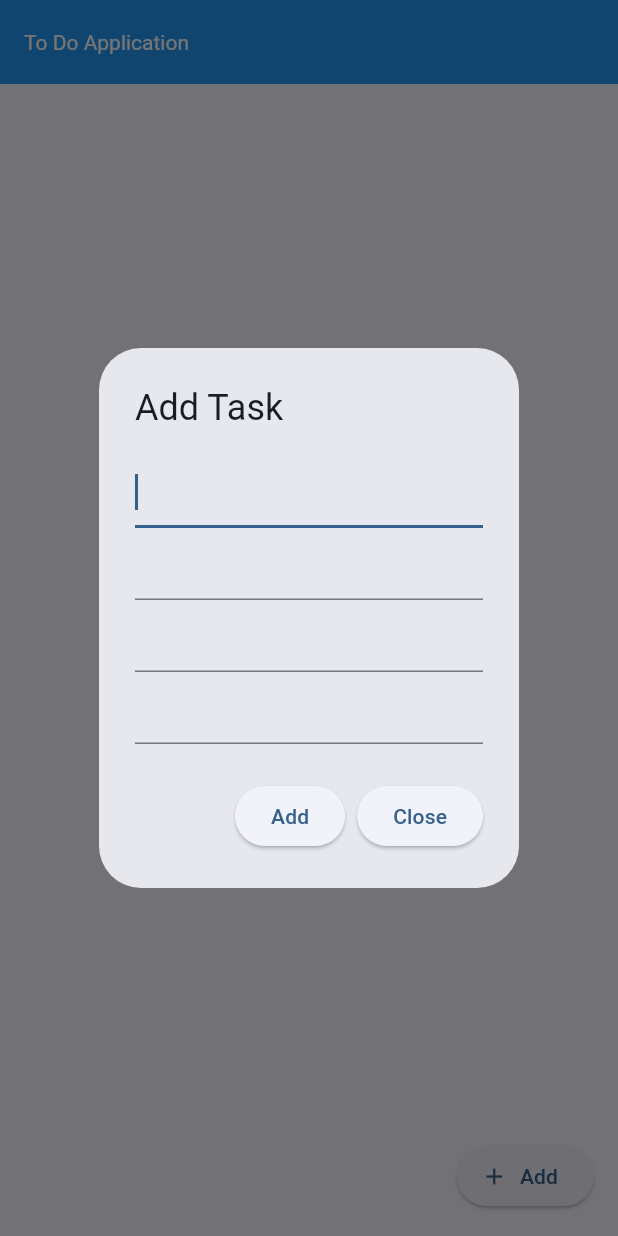
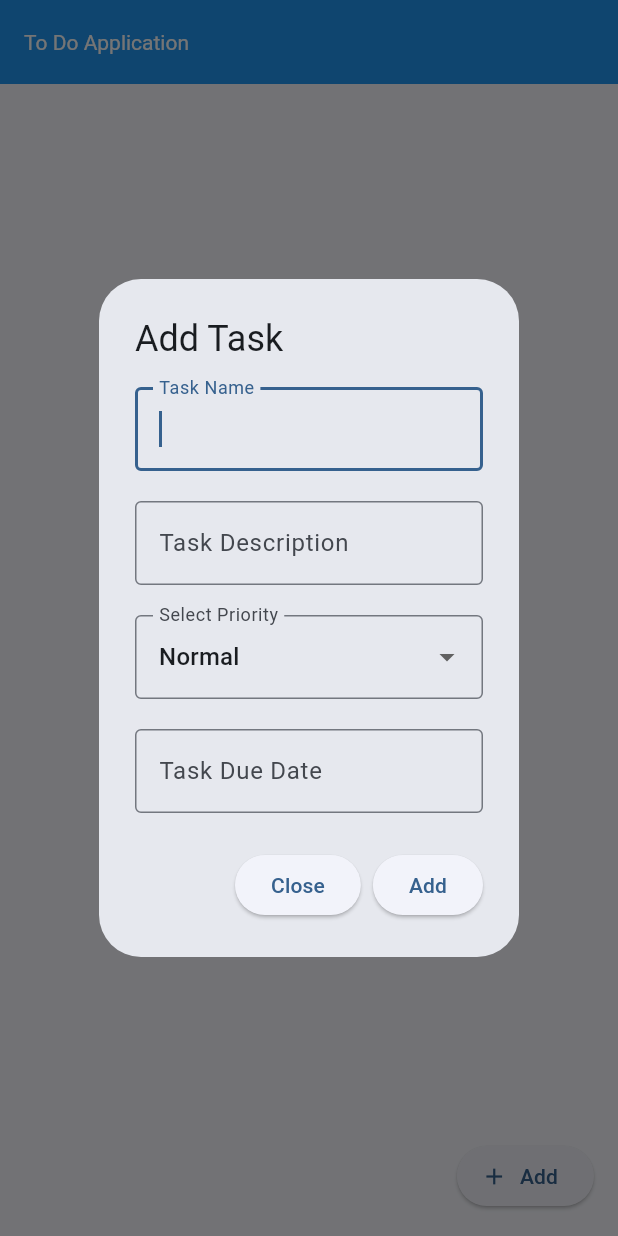
Before and after one commit to a-kabeer/Flutter-todo-application, a Flutter app: the screen it shows after launch, after a tap on "Add", on a phone screen of 412 x 824 dp. Run offline on Flutter 3.47's test engine with Material 3 defaults, Android fonts, the phone set to English and light mode, and no system bars.

Commit message:
TODO Application

```diff
--- /dev/null
+++ b/lib/custom_widget/custom_dropdown.dart
@@ -0,0 +1,52 @@
+import 'package:flutter/material.dart';
+
+class CustomDropdown extends StatefulWidget {
+  final String label;
+  final List<String> options;
+  final String initialValue;
+  final Function(String?) onChanged;
+
+  const CustomDropdown({
+    super.key,
+    required this.label,
+    required this.options,
+    required this.initialValue,
+    required this.onChanged,
+  });
+
+  @override
+  _CustomDropdownState createState() => _CustomDropdownState();
+}
+
+class _CustomDropdownState extends State<CustomDropdown> {
+  late String _currentValue;
+
+  @override
+  void initState() {
+    super.initState();
+    _currentValue = widget.initialValue;
+  }
+
+  @override
+  Widget build(BuildContext context) {
+    return DropdownButtonFormField<String>(
+      decoration: InputDecoration(
+        labelText: widget.label,
+        border: OutlineInputBorder(),
+      ),
+      value: _currentValue,
+      onChanged: (String? newValue) {
+        setState(() {
+          _currentValue = newValue!;
+          widget.onChanged(newValue);
+        });
+      },
+      items: widget.options.map<DropdownMenuItem<String>>((String value) {
+        return DropdownMenuItem<String>(
+          value: value,
+          child: Text(value),
+        );
+      }).toList(),
+    );
+  }
+}
--- /dev/null
+++ b/lib/custom_widget/custom_textfield.dart
@@ -0,0 +1,32 @@
+import 'package:flutter/material.dart';
+
+class CustomTextField extends StatelessWidget {
+  final TextEditingController controller;
+  final String label;
+  final VoidCallback? onTap;
+  final bool readOnly;
+  final bool autofocus;
+
+  const CustomTextField({
+    super.key,
+    required this.controller,
+    required this.label,
+    this.onTap,
+    this.readOnly = false,
+    this.autofocus = false,
+  });
+
+  @override
+  Widget build(BuildContext context) {
+    return TextField(
+      autofocus: autofocus,
+      controller: controller,
+      onTap: onTap,
+      readOnly: readOnly,
+      decoration: InputDecoration(
+        labelText: label,
+        border: const OutlineInputBorder(),
+      ),
+    );
+  }
+}
--- a/lib/main.dart
+++ b/lib/main.dart
@@ -1,4 +1,5 @@
 import 'package:flutter/material.dart';
+import 'package:todo/custom_widget/custom_dropdown.dart';
 import 'package:todo/todo_view.dart';
 
 void main() {
--- a/lib/todo_view.dart
+++ b/lib/todo_view.dart
@@ -1,6 +1,8 @@
 import 'package:flutter/material.dart';
-// import 'package:flutter/widgets.dart';
 import 'package:intl/intl.dart';
+import 'package:todo/custom_widget/custom_dropdown.dart';
+import 'package:todo/custom_widget/custom_task_tile.dart';
+import 'package:todo/custom_widget/custom_textfield.dart';
 
 class ToDoView extends StatefulWidget {
   const ToDoView({super.key});
@@ -11,20 +13,12 @@ class ToDoView extends StatefulWidget {
 
 class _ToDoViewState extends State<ToDoView> {
   List<Map> taskList = [];
-  List<String> dropDownPriority = ['Urgent', 'High', 'Normal', 'Low'];
 
   final TextEditingController TaskNameController = TextEditingController();
   final TextEditingController TaskDescriptionController =
       TextEditingController();
   final TextEditingController TaskDueDateController = TextEditingController();
   final TextEditingController TaskPriorityController = TextEditingController();
-
-  // final TextEditingController _updateTaskNameController =
-  //     TextEditingController();
-  // final TextEditingController _updateTaskDescriptionController =
-  //     TextEditingController();
-  // final TextEditingController _updateTaskDueDate = TextEditingController();
-  // final TextEditingController _updateTaskPriority = TextEditingController();
 
   DateTime? selectedDateTime;
   Future<void> _selectDateTime(BuildContext context) async {
@@ -49,7 +43,7 @@ class _ToDoViewState extends State<ToDoView> {
             pickedTime.minute,
           );
           TaskDueDateController.text =
-              DateFormat('yyyy-MM-dd - HH:mm').format(selectedDateTime!);
+              DateFormat('dd-MMM - h:mm a').format(selectedDateTime!);
         });
       }
     }
@@ -65,22 +59,42 @@ class _ToDoViewState extends State<ToDoView> {
         builder: (context) {
           return AlertDialog(
             title: const Text('Update Task'),
-            content: Column(
+            content: SingleChildScrollView(
+              child: Column(
                 crossAxisAlignment: CrossAxisAlignment.start,
                 mainAxisSize: MainAxisSize.min,
                 children: [
-                TextField(
+                  CustomTextField(
+                    controller: TaskNameController,
+                    label: 'Task Name',
                     autofocus: true,
-                  controller: TaskNameController,
                   ),
-                TextField(
+                  const SizedBox(
+                    height: 20,
+                  ),
+                  CustomTextField(
                     controller: TaskDescriptionController,
+                    label: 'Task Description',
                   ),
-                TextField(
-                  controller: TaskPriorityController,
+                  const SizedBox(
+                    height: 20,
                   ),
-                TextField(
+                  CustomDropdown(
+                    initialValue: TaskPriorityController.text,
+                    label: 'Select Priority',
+                    options: const ['Urgent', 'High', 'Normal', 'Low'],
+                    onChanged: (value) {
+                      setState(() {
+                        TaskPriorityController.text = value.toString();
+                      });
+                    },
+                  ),
+                  const SizedBox(
+                    height: 20,
+                  ),
+                  CustomTextField(
                     controller: TaskDueDateController,
+                    label: 'Task Due Date',
                     readOnly: true,
                     onTap: () {
                       _selectDateTime(context);
@@ -88,7 +102,13 @@ class _ToDoViewState extends State<ToDoView> {
                   ),
                 ],
               ),
+            ),
             actions: [
+              ElevatedButton(
+                  onPressed: () {
+                    Navigator.pop(context);
+                  },
+                  child: const Text('Close')),
               ElevatedButton(
                   onPressed: () {
                     taskList[index]['taskName'] = TaskNameController.text;
@@ -101,11 +121,6 @@ class _ToDoViewState extends State<ToDoView> {
                     setState(() {});
                   },
                   child: const Text('Update')),
-              ElevatedButton(
-                  onPressed: () {
-                    Navigator.pop(context);
-                  },
-                  child: const Text('Close'))
             ],
           );
         });
@@ -119,34 +134,61 @@ class _ToDoViewState extends State<ToDoView> {
   }
 
   addTask() {
+    TaskPriorityController.text = 'Normal';
     showDialog(
         context: context,
         builder: (context) {
           return AlertDialog(
             title: const Text('Add Task'),
-            content: Column(
+            content: SingleChildScrollView(
+              child: Column(
                   mainAxisSize: MainAxisSize.min,
                   crossAxisAlignment: CrossAxisAlignment.start,
                   children: [
-                  TextField(
+                    CustomTextField(
+                      controller: TaskNameController,
+                      label: 'Task Name',
                       autofocus: true,
-                    controller: TaskNameController,
                     ),
-                  TextField(
+                    const SizedBox(
+                      height: 20,
+                    ),
+                    CustomTextField(
                       controller: TaskDescriptionController,
+                      label: 'Task Description',
                     ),
-                  TextField(
-                    controller: TaskPriorityController,
+                    const SizedBox(
+                      height: 20,
                     ),
-                  TextField(
+                    CustomDropdown(
+                      initialValue: 'Normal',
+                      label: 'Select Priority',
+                      options: const ['Urgent', 'High', 'Normal', 'Low'],
+                      onChanged: (value) {
+                        setState(() {
+                          TaskPriorityController.text = value.toString();
+                        });
+                      },
+                    ),
+                    const SizedBox(
+                      height: 20,
+                    ),
+                    CustomTextField(
                       controller: TaskDueDateController,
+                      label: 'Task Due Date',
                       readOnly: true,
                       onTap: () {
                         _selectDateTime(context);
                       },
                     ),
                   ]),
+            ),
             actions: [
+              ElevatedButton(
+                  onPressed: () {
+                    Navigator.pop(context);
+                  },
+                  child: const Text('Close')),
               ElevatedButton(
                   onPressed: () {
                     taskList.add(
@@ -161,11 +203,6 @@ class _ToDoViewState extends State<ToDoView> {
                     setState(() {});
                   },
                   child: const Text('Add')),
-              ElevatedButton(
-                  onPressed: () {
-                    Navigator.pop(context);
-                  },
-                  child: const Text('Close'))
             ],
           );
         });
@@ -188,16 +225,16 @@ class _ToDoViewState extends State<ToDoView> {
             actions: [
               ElevatedButton(
                   onPressed: () {
+                    Navigator.pop(context);
+                  },
+                  child: const Text('No')),
+              ElevatedButton(
+                  onPressed: () {
                     taskList.removeAt(index);
                     Navigator.pop(context);
                     setState(() {});
                   },
                   child: const Text('Yes')),
-              ElevatedButton(
-                  onPressed: () {
-                    Navigator.pop(context);
-                  },
-                  child: const Text('No'))
             ],
           );
         });
@@ -241,54 +278,24 @@ class _ToDoViewState extends State<ToDoView> {
           margin: const EdgeInsets.only(bottom: 2),
           child: ListView.builder(
               itemBuilder: (context, index) {
-                return ListTile(
-                  tileColor: Colors.white38,
-                  leading: CircleAvatar(
-                    radius: 25,
-                    backgroundColor: dropDownPriority[0] == 'red'
-                        ? Colors.red
-                        : Colors.green,
-                    foregroundColor: Colors.amber,
-                    child: const Icon(
-                      Icons.flag,
-                    ),
-                  ),
-                  subtitle: Row(
-                    mainAxisAlignment: MainAxisAlignment.spaceBetween,
-                    children: [
-                      Text(taskList[index]['taskDescription'].length <= 5
+                return TaskTile(
+                    taskName: taskList[index]['taskName'],
+                    taskDescription: taskList[index]['taskDescription']
+                                .length <=
+                            5
                         ? taskList[index]['taskDescription']
-                          : '${taskList[index]['taskDescription'].toString().substring(0, 5)}...'),
-                      const Text('-'),
-                      Text(taskList[index]['taskPriority']),
-                      const Text('-'),
-                      Text(taskList[index]['taskDueDate']),
-                    ],
-                  ),
-                  onTap: () {
+                        : '${taskList[index]['taskDescription'].toString().substring(0, 5)}...',
+                    taskPriority: taskList[index]['taskPriority'],
+                    taskDueDate: taskList[index]['taskDueDate'],
+                    onViewTap: () {
                       viewTask(index);
                     },
-                  title: Text(taskList[index]['taskName']),
-                  trailing: Wrap(
-                    children: [
-                      IconButton(
-                        onPressed: () {
+                    onEditTap: () {
                       updateTask(index);
                     },
-                        icon: const Icon(Icons.edit),
-                      ),
-                      IconButton(
-                        onPressed: () {
+                    onDeleteTap: () {
                       deleteTask(index);
-                        },
-                        icon: const Icon(
-                          Icons.delete,
-                          color: Colors.red,
-                        ),
-                      )
-                    ],
-                  ),
-                );
+                    });
               },
               itemCount: taskList.length),
         ),
--- a/pubspec.yaml
+++ b/pubspec.yaml
@@ -37,6 +37,10 @@ dependencies:
   # Use with the CupertinoIcons class for iOS style icons.
   cupertino_icons: ^1.0.6
   intl: ^0.19.0
+  cool_dropdown: ^2.1.0
+  flutter_svg: ^2.0.10+1
+
+
 
 dev_dependencies:
   flutter_test:
```
Also changed, not shown: lib/custom_widget/custom_task_tile.dart (added, +79 -0 lines), pubspec.lock. Lines whose indentation alone changed are shown as unchanged.
